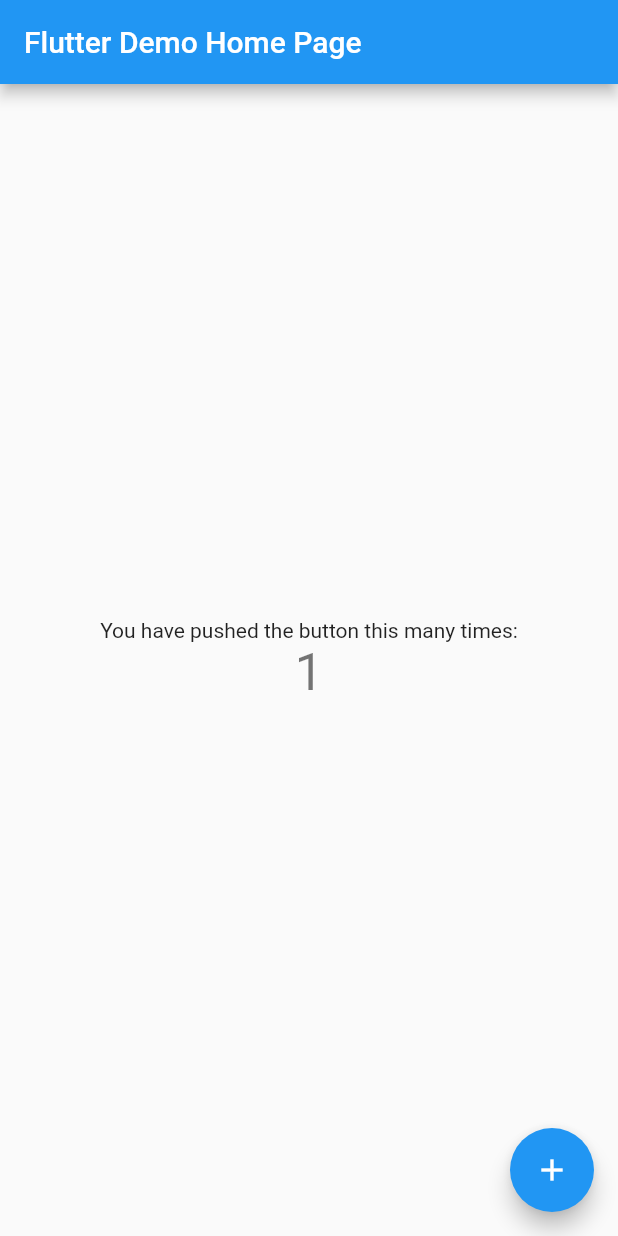
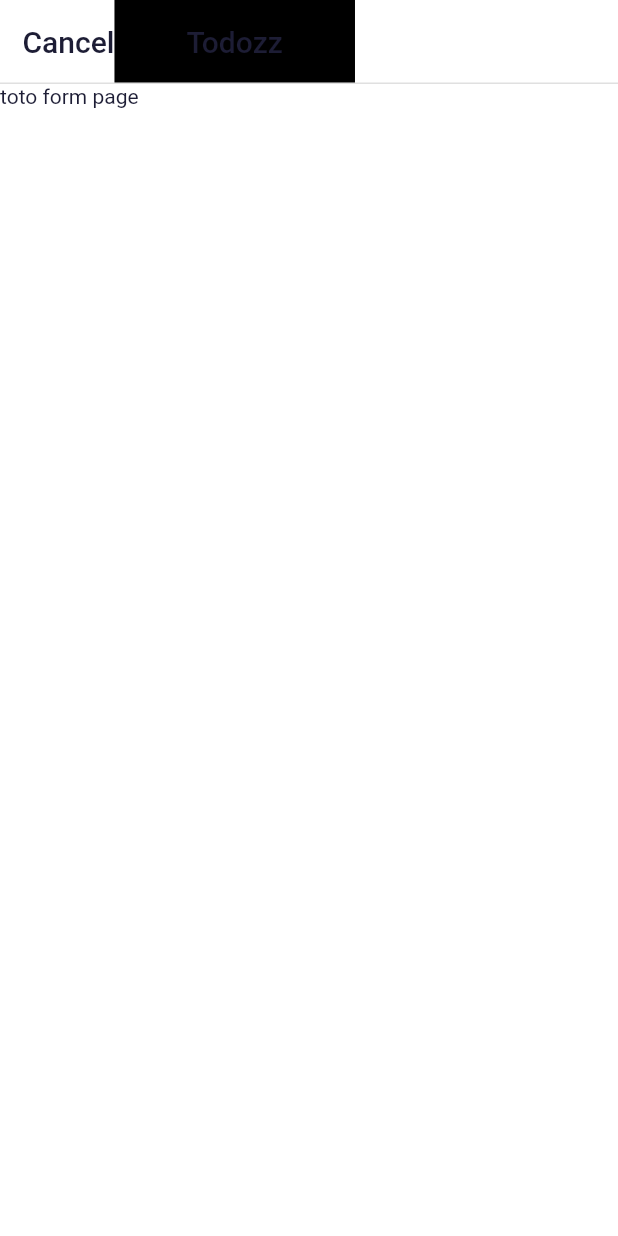
Before and after one commit to jussaurabh/flutter-todolist, a Flutter app: the screen it shows after launch, after a tap on the "add" icon, on a phone screen of 412 x 824 dp. Run offline on Flutter 3.47's test engine with Material 2 defaults, Android fonts, the phone set to English and light mode, and no system bars.

Commit message:
todo list

```diff
--- /dev/null
+++ b/lib/constants.dart
@@ -0,0 +1,10 @@
+import 'package:flutter/material.dart';
+
+const kPrimaryColor = Color(0xFF00BF6D);
+const kSecondaryColor = Color(0xFFFE9901);
+const kContentColorLightTheme = Color(0xFF1D1D35);
+const kContentColorDarkTheme = Color(0xFFF5FCF9);
+const kWarninngColor = Color(0xFFF3BB1C);
+const kErrorColor = Color(0xFFF03738);
+
+const kDefaultPadding = 20.0;
--- a/lib/main.dart
+++ b/lib/main.dart
@@ -1,4 +1,6 @@
 import 'package:flutter/material.dart';
+import 'package:todolist/route/route_generator.dart';
+import 'package:todolist/theme.dart';
 
 void main() {
   runApp(MyApp());
@@ -9,105 +11,12 @@ class MyApp extends StatelessWidget {
   @override
   Widget build(BuildContext context) {
     return MaterialApp(
-      title: 'Flutter Demo',
-      theme: ThemeData(
-        // This is the theme of your application.
-        //
-        // Try running your application with "flutter run". You'll see the
-        // application has a blue toolbar. Then, without quitting the app, try
-        // changing the primarySwatch below to Colors.green and then invoke
-        // "hot reload" (press "r" in the console where you ran "flutter run",
-        // or simply save your changes to "hot reload" in a Flutter IDE).
-        // Notice that the counter didn't reset back to zero; the application
-        // is not restarted.
-        primarySwatch: Colors.blue,
-      ),
-      home: MyHomePage(title: 'Flutter Demo Home Page'),
+      title: 'Todozz',
+      debugShowCheckedModeBanner: false,
+      theme: lightThemeData(context),
+      darkTheme: darkThemeData(context),
+      initialRoute: '/',
+      onGenerateRoute: RouteGenerator.generateRoute,
     );
   }
 }
-
-class MyHomePage extends StatefulWidget {
-  MyHomePage({Key? key, required this.title}) : super(key: key);
-
-  // This widget is the home page of your application. It is stateful, meaning
-  // that it has a State object (defined below) that contains fields that affect
-  // how it looks.
-
-  // This class is the configuration for the state. It holds the values (in this
-  // case the title) provided by the parent (in this case the App widget) and
-  // used by the build method of the State. Fields in a Widget subclass are
-  // always marked "final".
-
-  final String title;
-
-  @override
-  _MyHomePageState createState() => _MyHomePageState();
-}
-
-class _MyHomePageState extends State<MyHomePage> {
-  int _counter = 0;
-
-  void _incrementCounter() {
-    setState(() {
-      // This call to setState tells the Flutter framework that something has
-      // changed in this State, which causes it to rerun the build method below
-      // so that the display can reflect the updated values. If we changed
-      // _counter without calling setState(), then the build method would not be
-      // called again, and so nothing would appear to happen.
-      _counter++;
-    });
-  }
-
-  @override
-  Widget build(BuildContext context) {
-    // This method is rerun every time setState is called, for instance as done
-    // by the _incrementCounter method above.
-    //
-    // The Flutter framework has been optimized to make rerunning build methods
-    // fast, so that you can just rebuild anything that needs updating rather
-    // than having to individually change instances of widgets.
-    return Scaffold(
-      appBar: AppBar(
-        // Here we take the value from the MyHomePage object that was created by
-        // the App.build method, and use it to set our appbar title.
-        title: Text(widget.title),
-      ),
-      body: Center(
-        // Center is a layout widget. It takes a single child and positions it
-        // in the middle of the parent.
-        child: Column(
-          // Column is also a layout widget. It takes a list of children and
-          // arranges them vertically. By default, it sizes itself to fit its
-          // children horizontally, and tries to be as tall as its parent.
-          //
-          // Invoke "debug painting" (press "p" in the console, choose the
-          // "Toggle Debug Paint" action from the Flutter Inspector in Android
-          // Studio, or the "Toggle Debug Paint" command in Visual Studio Code)
-          // to see the wireframe for each widget.
-          //
-          // Column has various properties to control how it sizes itself and
-          // how it positions its children. Here we use mainAxisAlignment to
-          // center the children vertically; the main axis here is the vertical
-          // axis because Columns are vertical (the cross axis would be
-          // horizontal).
-          mainAxisAlignment: MainAxisAlignment.center,
-          children: <Widget>[
-            Text(
-              'You have pushed the button this many times:',
-            ),
-            Text(
-              '$_counter',
-              style: Theme.of(context).textTheme.headline4,
-            ),
-          ],
-        ),
-      ),
-      floatingActionButton: FloatingActionButton(
-        onPressed: _incrementCounter,
-        tooltip: 'Increment',
-        child: Icon(Icons.add),
-      ), // This trailing comma makes auto-formatting nicer for build methods.
-    );
-  }
-}
--- /dev/null
+++ b/lib/model/todo.dart
@@ -0,0 +1,6 @@
+class Todo {
+  final String title;
+  final String detail;
+
+  Todo(this.title, this.detail);
+}
--- /dev/null
+++ b/lib/route/route_generator.dart
@@ -0,0 +1,30 @@
+import 'package:flutter/material.dart';
+import 'package:todolist/screens/home.dart';
+import 'package:todolist/screens/todo.dart';
+
+class RouteGenerator {
+  static Route<dynamic> generateRoute(RouteSettings settings) {
+    // final args = settings.arguments;
+
+    switch (settings.name) {
+      case '/':
+        return MaterialPageRoute(builder: (_) => HomePage(title: 'Todozz'));
+      case '/todo':
+        return MaterialPageRoute(builder: (_) => TodoPage(title: 'Todozz'));
+
+      default:
+        return _errorRoute();
+    }
+  }
+
+  static Route<dynamic> _errorRoute() {
+    return MaterialPageRoute(builder: (_) {
+      return Scaffold(
+        appBar: AppBar(
+          title: Text('Error'),
+        ),
+        body: Text('Error page'),
+      );
+    });
+  }
+}
--- /dev/null
+++ b/lib/screens/home.dart
@@ -0,0 +1,57 @@
+import 'package:flutter/material.dart';
+import 'package:todolist/model/todo.dart';
+import 'package:todolist/widgets/myappbar.dart';
+
+class HomePage extends StatefulWidget {
+  final String title;
+  HomePage({Key? key, required this.title}) : super(key: key);
+
+  @override
+  _HomePageState createState() => _HomePageState();
+}
+
+class _HomePageState extends State<HomePage> {
+  int _counter = 0;
+
+  List<Todo> todos = [
+    Todo('test 1', 'some detail 1'),
+    Todo('test 2', 'some detail 2'),
+    Todo('test 3', 'some detail 4'),
+    Todo('test 4', 'some detail 3'),
+  ];
+
+  @override
+  Widget build(BuildContext context) {
+    return Scaffold(
+      // appBar: MyAppbar(title: widget.title),
+      appBar: AppBar(
+        title: Text('Todozz'),
+        backgroundColor: Colors.transparent,
+      ),
+      body: ListView.builder(
+        itemCount: todos.length,
+        itemBuilder: (context, index) {
+          return ListTile(title: Text(todos[index].title));
+        },
+      ),
+      floatingActionButton: Container(
+        decoration: BoxDecoration(boxShadow: [
+          BoxShadow(
+              color: Colors.black,
+              blurRadius: 20,
+              spreadRadius: -10,
+              offset: Offset.fromDirection(10, 0))
+        ], shape: BoxShape.circle),
+        child: FloatingActionButton(
+          onPressed: () {
+            Navigator.of(context).pushNamed('/todo');
+          },
+          tooltip: 'Increment',
+          child: Icon(Icons.add),
+          elevation: 0.0,
+          splashColor: Theme.of(context).accentColor,
+        ),
+      ),
+    );
+  }
+}
--- /dev/null
+++ b/lib/screens/todo.dart
@@ -0,0 +1,24 @@
+import 'package:flutter/material.dart';
+import 'package:todolist/widgets/myappbar.dart';
+
+class TodoPage extends StatefulWidget {
+  final String title;
+  TodoPage({Key? key, required this.title}) : super(key: key);
+
+  @override
+  _TodoPageState createState() => _TodoPageState();
+}
+
+class _TodoPageState extends State<TodoPage> {
+  @override
+  Widget build(BuildContext context) {
+    return Scaffold(
+      appBar: MyAppbar(
+          title: widget.title,
+          prev: Text('Cancel', style: Theme.of(context).textTheme.headline6)),
+      body: Container(
+        child: Text('toto form page'),
+      ),
+    );
+  }
+}
--- /dev/null
+++ b/lib/theme.dart
@@ -0,0 +1,89 @@
+import 'package:flutter/material.dart';
+// import 'package:google_fonts/google_fonts.dart';
+import 'constants.dart';
+
+ThemeData lightThemeData(BuildContext context) {
+  return ThemeData.light().copyWith(
+    primaryColor: kPrimaryColor,
+    accentColor: kSecondaryColor,
+    scaffoldBackgroundColor: Colors.white,
+    appBarTheme: AppBarTheme(
+      centerTitle: false,
+      elevation: 0,
+      brightness: Brightness.light,
+    ),
+    iconTheme: IconThemeData(color: kContentColorLightTheme),
+    textTheme: TextTheme(
+      bodyText1: TextStyle(color: kContentColorLightTheme),
+      bodyText2: TextStyle(color: kContentColorLightTheme),
+      headline1: TextStyle(color: kContentColorLightTheme),
+      headline2: TextStyle(color: kContentColorLightTheme),
+      headline3: TextStyle(color: kContentColorLightTheme),
+      headline4: TextStyle(color: kContentColorLightTheme),
+      headline5: TextStyle(color: kContentColorLightTheme),
+      headline6: TextStyle(color: kContentColorLightTheme),
+      caption: TextStyle(color: kContentColorLightTheme),
+      button: TextStyle(color: kContentColorLightTheme),
+      subtitle1: TextStyle(color: kContentColorLightTheme),
+      subtitle2: TextStyle(color: kContentColorLightTheme),
+    ),
+    colorScheme: ColorScheme.light(
+      primary: kPrimaryColor,
+      secondary: kSecondaryColor,
+      error: kErrorColor,
+    ),
+    bottomNavigationBarTheme: BottomNavigationBarThemeData(
+      backgroundColor: Colors.white,
+      selectedItemColor: kContentColorLightTheme.withOpacity(0.7),
+      unselectedItemColor: kContentColorLightTheme.withOpacity(0.32),
+      selectedIconTheme: IconThemeData(color: kPrimaryColor),
+      showUnselectedLabels: true,
+    ),
+    dividerTheme: DividerThemeData(color: Colors.black12),
+  );
+}
+
+ThemeData darkThemeData(BuildContext context) {
+  // Bydefault flutter provie us light and dark theme
+  // we just modify it as our need
+  return ThemeData.dark().copyWith(
+    primaryColor: kPrimaryColor,
+    accentColor: kSecondaryColor,
+    scaffoldBackgroundColor: kContentColorLightTheme,
+    appBarTheme: AppBarTheme(
+      centerTitle: false,
+      elevation: 0,
+      brightness: Brightness.dark,
+    ),
+    iconTheme: IconThemeData(color: kContentColorDarkTheme),
+    textTheme: TextTheme(
+      bodyText1: TextStyle(color: kContentColorDarkTheme),
+      bodyText2: TextStyle(color: kContentColorDarkTheme),
+      headline1: TextStyle(color: kContentColorDarkTheme),
+      headline2: TextStyle(color: kContentColorDarkTheme),
+      headline3: TextStyle(color: kContentColorDarkTheme),
+      headline4: TextStyle(color: kContentColorDarkTheme),
+      headline5: TextStyle(color: kContentColorDarkTheme),
+      headline6: TextStyle(color: kContentColorDarkTheme),
+      caption: TextStyle(color: kContentColorDarkTheme),
+      button: TextStyle(color: kContentColorDarkTheme),
+      subtitle1: TextStyle(color: kContentColorDarkTheme),
+      subtitle2: TextStyle(color: kContentColorDarkTheme),
+    ),
+    colorScheme: ColorScheme.dark().copyWith(
+      primary: kPrimaryColor,
+      secondary: kSecondaryColor,
+      error: kErrorColor,
+    ),
+    bottomNavigationBarTheme: BottomNavigationBarThemeData(
+      backgroundColor: kContentColorLightTheme,
+      selectedItemColor: Colors.white70,
+      unselectedItemColor: kContentColorDarkTheme.withOpacity(0.32),
+      selectedIconTheme: IconThemeData(color: kPrimaryColor),
+      showUnselectedLabels: true,
+    ),
+    dividerTheme: DividerThemeData(color: Colors.white10),
+  );
+}
+
+// final appBarTheme = AppBarTheme(centerTitle: false, elevation: 0);
--- /dev/null
+++ b/lib/widgets/myappbar.dart
@@ -0,0 +1,61 @@
+import 'package:flutter/material.dart';
+
+class MyAppbar extends StatelessWidget implements PreferredSizeWidget {
+  final String title;
+  final Widget? prev;
+  final Widget? post;
+
+  const MyAppbar({Key? key, required this.title, this.prev, this.post})
+      : super(key: key);
+
+  @override
+  Widget build(BuildContext context) {
+    return Material(
+        color: Colors.transparent,
+        child: SafeArea(
+          child: Container(
+              padding: const EdgeInsets.fromLTRB(15.0, 0, 15.0, 0),
+              alignment: Alignment.centerLeft,
+              decoration: BoxDecoration(
+                border: Border(
+                  bottom: BorderSide(
+                    color: Colors.black12,
+                    width: 1.0,
+                    style: BorderStyle.solid,
+                  ),
+                ),
+              ),
+              child: Container(
+                child: Row(
+                  children: [
+                    if (prev != null)
+                      Align(
+                        child: Expanded(
+                            child: Container(child: Center(child: prev))),
+                        alignment: Alignment.centerLeft,
+                      )
+                    else
+                      Spacer(),
+                    Expanded(
+                        child: Container(
+                      decoration: BoxDecoration(color: Colors.black),
+                      child: Center(
+                          child: Text(title,
+                              style: Theme.of(context).textTheme.headline6)),
+                    )),
+                    if (post != null)
+                      Expanded(
+                          child: Container(
+                              child: Center(
+                        child: post,
+                      )))
+                    else
+                      Spacer(),
+                  ],
+                ),
+              )),
+        ));
+  }
+
+  final Size preferredSize = const Size.fromHeight(kToolbarHeight);
+}
--- a/pubspec.yaml
+++ b/pubspec.yaml
@@ -28,6 +28,9 @@ dependencies:
   # The following adds the Cupertino Icons font to your application.
   # Use with the CupertinoIcons class for iOS style icons.
   cupertino_icons: ^1.0.2
+
+  # allows us to easily use any of the 977 fonts from fonts.google.com
+  google_fonts: ^2.0.0
 
 dev_dependencies:
   flutter_test:
```
Also changed, not shown: pubspec.lock, 6 other files.
